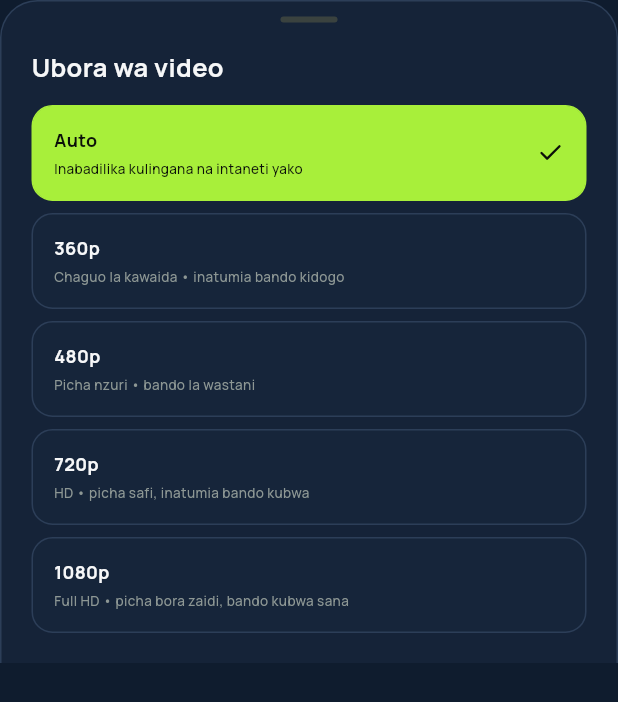
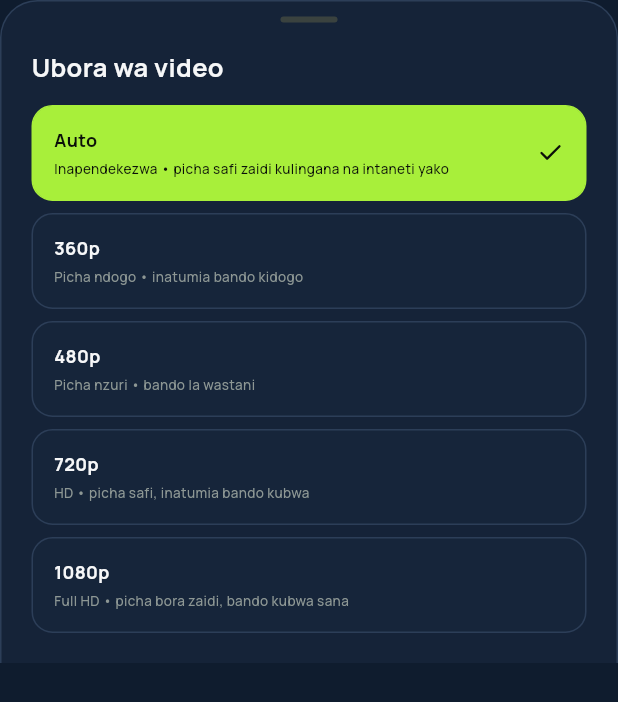
Before and after one commit to mwaijengo/ayoma, a Flutter app: the _QualitySheet widget shown alone on an empty page, opened directly with empty values, on a phone screen of 412 x 824 dp. Shown: the top 702 px of the screen. Run offline on Flutter 3.47's test engine with Material 3 defaults, Android fonts, the phone set to English and light mode, and no system bars; our stand-ins replace cached_network_image, firebase_core, firebase_messaging, flutter_cache_manager, flutter_local_notifications, google_fonts and 6 more; missing offline and left inert: webview_flutter_android; accounts and stored records are empty; network calls fail; statements that could not run were skipped.

Commit message:
Smoother, faster playback; default to Auto quality (1.0.9)
Auto quality by default instead of 360p, tuned buffering, fixed playback speed, no channel thumbnail behind the player, badge shows real resolution.

Co-authored-by: Cursor <cursoragent@cursor.com>

```diff
--- a/lib/screens/settings_screen.dart
+++ b/lib/screens/settings_screen.dart
@@ -168,7 +168,7 @@ class SettingsScreen extends StatelessWidget {
                 _SettingRow(
                   icon: LucideIcons.wifi,
                   title: 'Okoa bando',
-                  subtitle: 'Tumia bando kidogo',
+                  subtitle: 'Picha ndogo (360p) kuokoa bando',
                   trailing: UToggle(value: state.dataSaver),
                   onTap: () => state.setDataSaver(!state.dataSaver),
                 ),
@@ -315,8 +315,8 @@ class _QualitySheet extends StatelessWidget {
   final ValueChanged<VideoQuality> onSelect;
 
   static const _hints = {
-    VideoQuality.auto: 'Inabadilika kulingana na intaneti yako',
-    VideoQuality.p360: 'Chaguo la kawaida • inatumia bando kidogo',
+    VideoQuality.auto: 'Inapendekezwa • picha safi zaidi kulingana na intaneti yako',
+    VideoQuality.p360: 'Picha ndogo • inatumia bando kidogo',
     VideoQuality.p480: 'Picha nzuri • bando la wastani',
     VideoQuality.p720: 'HD • picha safi, inatumia bando kubwa',
     VideoQuality.p1080: 'Full HD • picha bora zaidi, bando kubwa sana',
--- a/lib/state/app_state.dart
+++ b/lib/state/app_state.dart
@@ -15,7 +15,8 @@ enum VideoQuality {
   p720('720p', '720p HD', 720),
   p1080('1080p', '1080p FHD', 1080);
 
-  static const fallback = VideoQuality.p360;
+  /// Best picture the connection can hold, unless the user picks a cap.
+  static const fallback = VideoQuality.auto;
 
   const VideoQuality(this.label, this.badge, this.maxHeight);
 
--- a/pubspec.yaml
+++ b/pubspec.yaml
@@ -16,7 +16,7 @@ publish_to: 'none' # Remove this line if you wish to publish to pub.dev
 # https://developer.apple.com/library/archive/documentation/General/Reference/InfoPlistKeyReference/Articles/CoreFoundationKeys.html
 # In Windows, build-name is used as the major, minor, and patch parts
 # of the product and file versions while build-number is used as the build suffix.
-version: 1.0.8+9
+version: 1.0.9+10
 
 environment:
   sdk: ^3.13.3
```
Also changed, not shown: lib/screens/player_screen.dart (+13 -19 lines), 5 other files.
